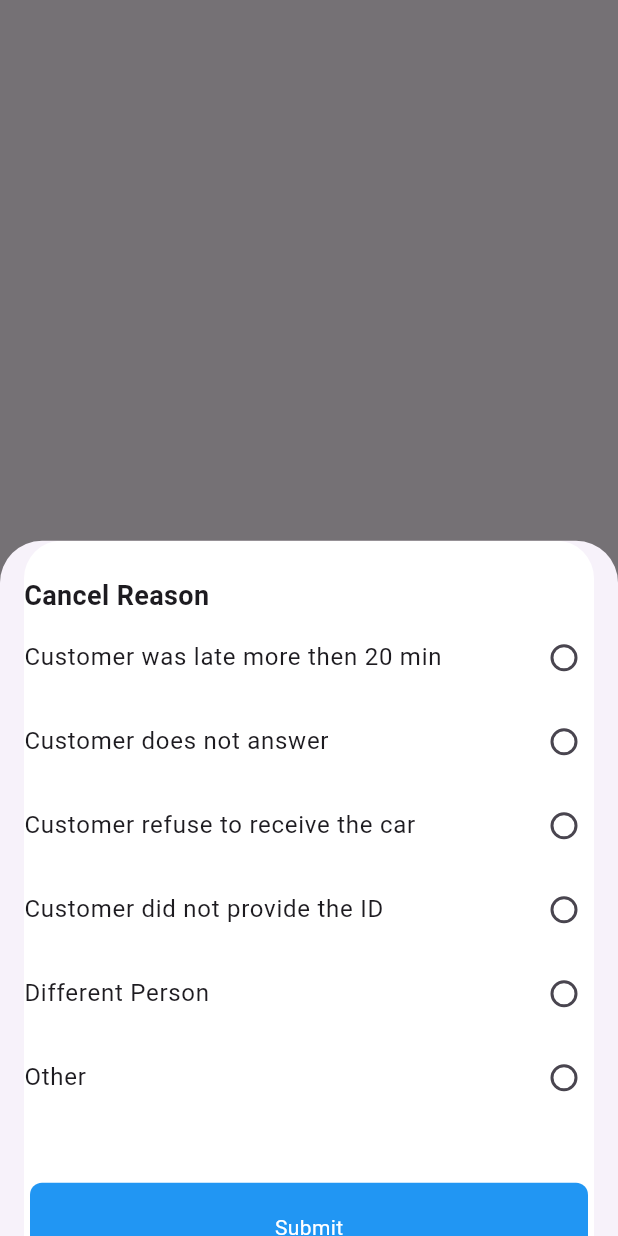
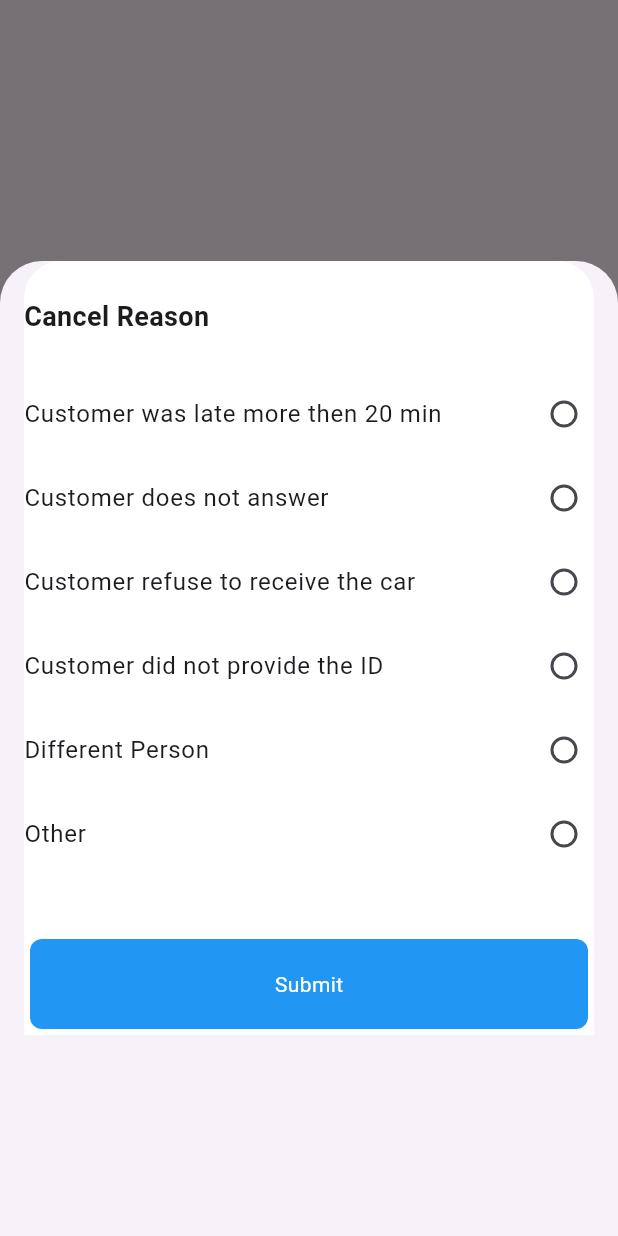
Before and after one commit to FlipKing037/mobile_app, a Flutter app: the screen it shows after launch, after a tap on the "add" icon, on a phone screen of 412 x 824 dp. Run offline on Flutter 3.47's test engine with Material 3 defaults, Android fonts, the phone set to English and light mode, and no system bars.

Commit message:
11. Add isScrollControlled = true to can make hight from SizedBox

```diff
--- a/lib/Views/bottomsheet.dart
+++ b/lib/Views/bottomsheet.dart
@@ -1,7 +1,5 @@
 import 'package:flutter/material.dart';
 import 'package:mobile_app/Widget/home_view.dart';
-import 'package:mobile_app/Widget/radio_list_tile.dart';
-import 'package:mobile_app/Widget/submit_button.dart';
 
 class CancelReason extends StatelessWidget {
   const CancelReason({super.key});
@@ -12,9 +10,13 @@ class CancelReason extends StatelessWidget {
       floatingActionButton: FloatingActionButton(
           onPressed: () {
             showModalBottomSheet(
+              isScrollControlled: true,
               context: context,
               builder: (context) {
-                return const HomeView();
+                return const SizedBox(
+                  height: 650,
+                  child: HomeView(),
+                );
               },
             );
           },
--- a/lib/Widget/home_view.dart
+++ b/lib/Widget/home_view.dart
@@ -27,6 +27,9 @@ class HomeView extends StatelessWidget {
                 'Cancel Reason',
                 style: TextStyle(fontSize: 18, fontWeight: FontWeight.bold),
               ),
+              SizedBox(
+                height: 24,
+              ),
               RadioListTileWidget(),
               SizedBox(
                 height: 38,
```
